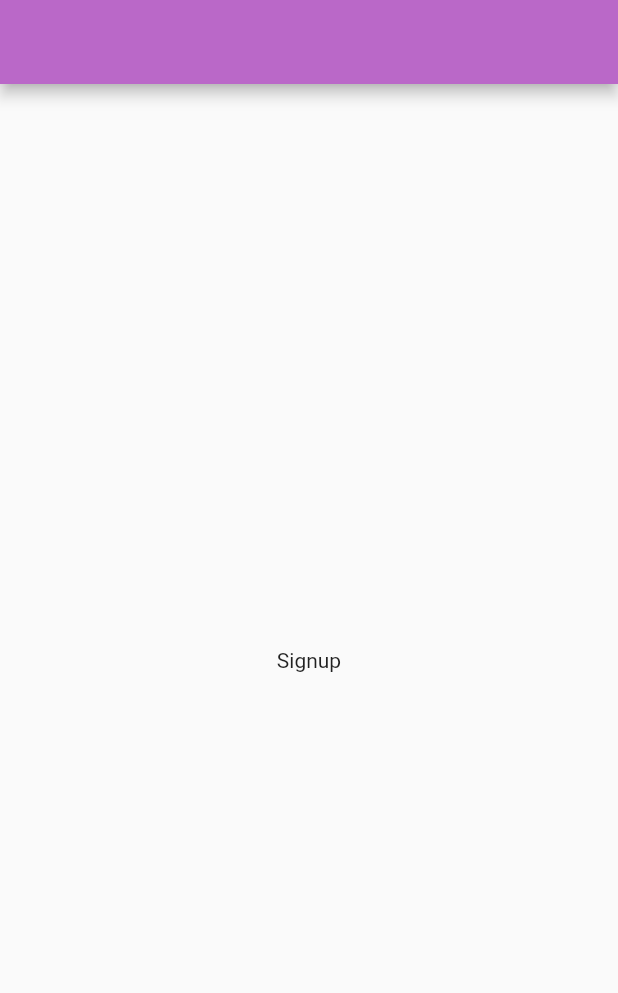
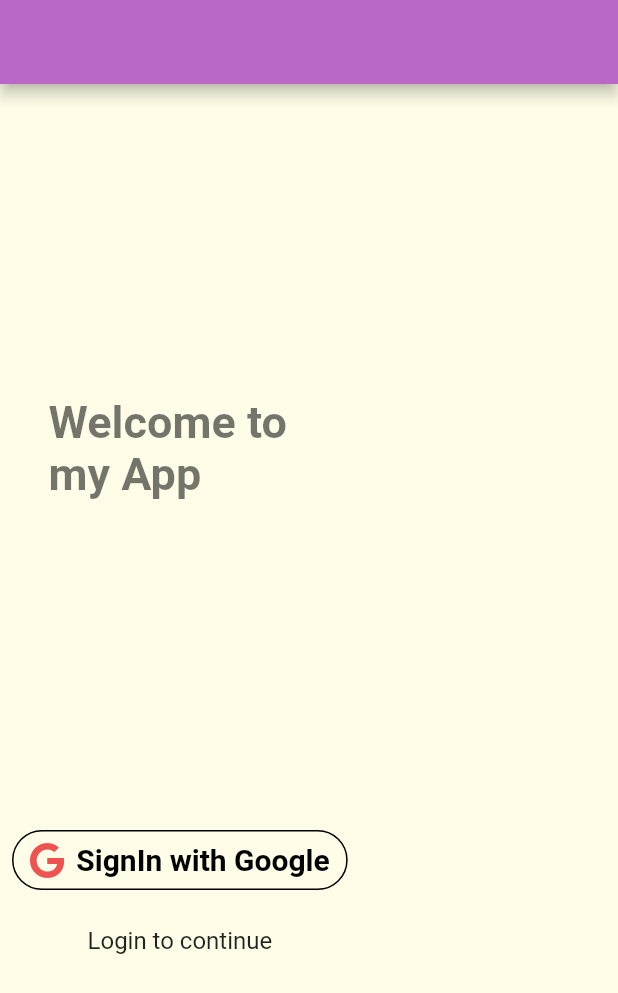
Before and after one commit to Bijayadhs/firebase-authentication, a Flutter app: the screen it shows after launch, on a phone screen of 412 x 824 dp. Shown: the top 993 px of the screen. Run offline on Flutter 3.47's test engine with Material 2 defaults, Android fonts, the phone set to English and light mode, and no system bars; our stand-ins replace firebase_auth, firebase_core, font_awesome_flutter, google_sign_in; accounts and stored records are empty.

Commit message:
Successfully loggedIn with google account

```diff
--- a/lib/main.dart
+++ b/lib/main.dart
@@ -16,6 +16,7 @@ class MyApp extends StatelessWidget {
       debugShowCheckedModeBanner: false,
       theme: ThemeData(
         primaryColor: Colors.purple[300],
+        scaffoldBackgroundColor: Colors.yellow[50],
       ),
       home: HomePage(),
     );
--- a/lib/pages/sign_up_page.dart
+++ b/lib/pages/sign_up_page.dart
@@ -1,11 +1,34 @@
+import 'package:firebase_authentication/widgets/google_signup_widget.dart';
 import 'package:flutter/material.dart';
 
 class SignUpPage extends StatelessWidget {
   @override
   Widget build(BuildContext context) {
-    return Container(
-      child: Center(
-        child: Text('Signup'),
+    return Scaffold(
+      body: Column(
+        children: [
+          Spacer(),
+          Container(
+            margin: EdgeInsets.all(20),
+            width: 175,
+            child: Text(
+              'Welcome to my App',
+              style: TextStyle(
+                color: Colors.black54,
+                fontSize: 30,
+                fontWeight: FontWeight.bold,
+              ),
+            ),
+          ),
+          Spacer(),
+          GoogleSignupWidget(),
+          SizedBox(height: 12),
+          Text(
+            'Login to continue',
+            style: TextStyle(fontSize: 16),
+          ),
+          Spacer(),
+        ],
       ),
     );
   }
--- /dev/null
+++ b/lib/widgets/google_signup_widget.dart
@@ -0,0 +1,30 @@
+import 'package:firebase_authentication/provider/google_sign_in_provider.dart';
+import 'package:flutter/material.dart';
+import 'package:font_awesome_flutter/font_awesome_flutter.dart';
+import 'package:provider/provider.dart';
+
+class GoogleSignupWidget extends StatelessWidget {
+  @override
+  Widget build(BuildContext context) {
+    return Container(
+      padding: EdgeInsets.all(8),
+      child: OutlineButton.icon(
+        label: Text(
+          'SignIn with Google',
+          style: TextStyle(fontWeight: FontWeight.bold, fontSize: 20),
+        ),
+        icon: FaIcon(FontAwesomeIcons.google, color: Colors.red[400]),
+        onPressed: () {
+          final provider =
+              Provider.of<GoogleSignInProvider>(context, listen: false);
+          provider.login();
+        },
+        shape: StadiumBorder(),
+        padding: EdgeInsets.symmetric(horizontal: 12, vertical: 8),
+        highlightedBorderColor: Colors.black,
+        borderSide: BorderSide(color: Colors.black),
+        textColor: Colors.black,
+      ),
+    );
+  }
+}
```
Also changed, not shown: lib/pages/signed_in_page.dart (+24 -1 lines), 1 other file.
